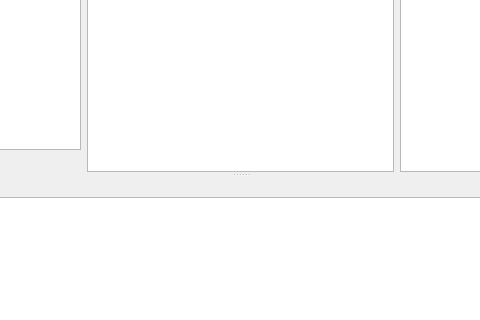
This is gns3/ui/main_window.ui in GNS3/gns3-gui as Qt 5 draws it before an edit; both pictures show x 330 to 810 and y 308 to 628 of the 986 by 719 pixel window. The edited form follows.
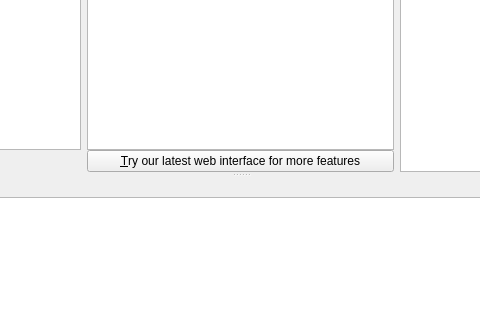
This is the edited form. Icons and pictures are not drawn. Custom widgets are drawn as their Qt base class.

Commit message: Add button to advertise the web-ui

The edit to the form file:
```diff
--- a/gns3/ui/main_window.ui
+++ b/gns3/ui/main_window.ui
@@ -63,6 +63,16 @@
       </property>
      </widget>
     </item>
+    <item row="1" column="0">
+     <widget class="QPushButton" name="uiTryWebUiPushButton">
+      <property name="text">
+       <string>&amp;Try our latest web interface for more features</string>
+      </property>
+      <property name="icon">
+       <iconset theme="QIcon::ThemeIcon::SoftwareUpdateAvailable"/>
+      </property>
+     </widget>
+    </item>
    </layout>
   </widget>
   <widget class="QMenuBar" name="uiMenuBar">
```
Left out of the diff: 32 changed lines with no effect on the pictures. The commit also changes 2 other files.
